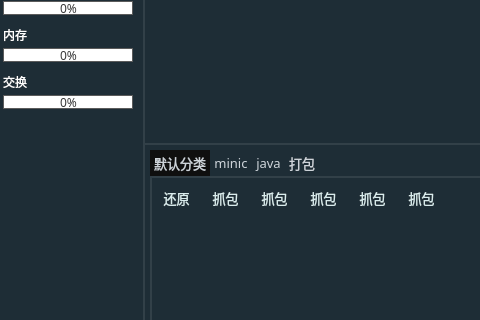
Old version of the form sshwidget.ui in the repository HuaGouFdog/Fdog-Kit; both pictures show x 0 to 480 and y 291 to 611 of the 1391 by 699 pixel window.
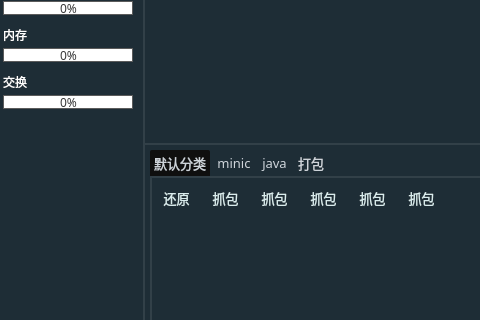
New version of the form. Icons and pictures are not drawn.

```diff
--- a/sshwidget.ui
+++ b/sshwidget.ui
@@ -1725,11 +1725,11 @@
 	/*font-family:Consolas; */   /*设置tab中的文本的字体*/
 	font-size:10pt;
 	color:#ced4da;    /*设置tab中的文本的颜色*/
-	border-top-left-radius: 0px;    /*设置tab的边框的圆角（左上圆角）*/
-	border-top-right-radius: 0px;    /*设置tab的边框的圆角（右上圆角）*/
+	border-top-left-radius: 2px;    /*设置tab的边框的圆角（左上圆角）*/
+	border-top-right-radius: 2px;    /*设置tab的边框的圆角（右上圆角）*/
 	/*width:120px;*/
 	padding: 4px;
-	margin-right:0px;
+	margin-right:3px;
 	margin-left: 0px;
 	
 }
```
